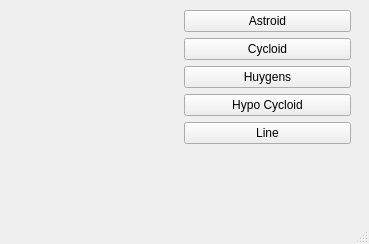
Above: mainwindow.ui from crisalgi/QtCurvesCPP before the change. Below: the same form after it.
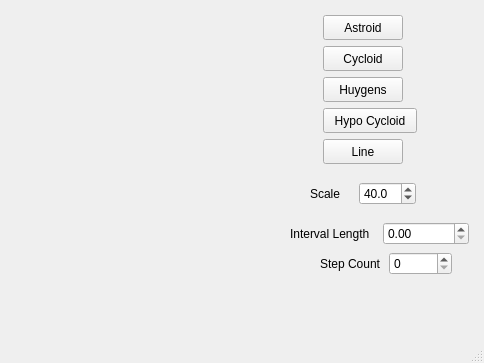
That is the form after the change. Custom widgets are drawn as their Qt base class.

Commit message: new control buttons

Diff of the .ui file:
```diff
--- a/mainwindow.ui
+++ b/mainwindow.ui
@@ -6,78 +6,182 @@
    <rect>
     <x>0</x>
     <y>0</y>
-    <width>369</width>
-    <height>244</height>
+    <width>484</width>
+    <height>363</height>
    </rect>
   </property>
+  <property name="sizePolicy">
+   <sizepolicy hsizetype="Preferred" vsizetype="Preferred">
+    <horstretch>0</horstretch>
+    <verstretch>0</verstretch>
+   </sizepolicy>
+  </property>
   <property name="windowTitle">
    <string>Curves</string>
   </property>
   <widget class="QWidget" name="centralwidget">
-   <widget class="QWidget" name="">
+   <widget class="RenderArea" name="renderArea" native="true">
     <property name="geometry">
      <rect>
-      <x>10</x>
-      <y>10</y>
-      <width>341</width>
-      <height>211</height>
+      <x>11</x>
+      <y>11</y>
+      <width>231</width>
+      <height>221</height>
      </rect>
     </property>
-    <layout class="QGridLayout" name="gridLayout">
-     <item row="0" column="0">
-      <widget class="RenderArea" name="renderArea" native="true"/>
-     </item>
-     <item row="0" column="1">
-      <layout class="QVBoxLayout" name="verticalLayout">
-       <item>
+   </widget>
         <widget class="QPushButton" name="btnAstroid">
+    <property name="geometry">
+     <rect>
+      <x>323</x>
+      <y>15</y>
+      <width>80</width>
+      <height>25</height>
+     </rect>
+    </property>
          <property name="text">
           <string>Astroid</string>
          </property>
         </widget>
-       </item>
-       <item>
         <widget class="QPushButton" name="btnCycloid">
+    <property name="geometry">
+     <rect>
+      <x>323</x>
+      <y>46</y>
+      <width>80</width>
+      <height>25</height>
+     </rect>
+    </property>
          <property name="text">
           <string>Cycloid</string>
          </property>
         </widget>
-       </item>
-       <item>
         <widget class="QPushButton" name="btnHuygens">
+    <property name="geometry">
+     <rect>
+      <x>323</x>
+      <y>77</y>
+      <width>80</width>
+      <height>25</height>
+     </rect>
+    </property>
          <property name="text">
           <string>Huygens</string>
          </property>
         </widget>
-       </item>
-       <item>
         <widget class="QPushButton" name="btnHypoCycloid">
+    <property name="geometry">
+     <rect>
+      <x>323</x>
+      <y>108</y>
+      <width>94</width>
+      <height>25</height>
+     </rect>
+    </property>
          <property name="text">
           <string>Hypo Cycloid</string>
          </property>
         </widget>
-       </item>
-       <item>
         <widget class="QPushButton" name="btnLine">
+    <property name="geometry">
+     <rect>
+      <x>323</x>
+      <y>139</y>
+      <width>80</width>
+      <height>25</height>
+     </rect>
+    </property>
          <property name="text">
           <string>Line</string>
          </property>
         </widget>
+   <widget class="QWidget" name="">
+    <property name="geometry">
+     <rect>
+      <x>310</x>
+      <y>180</y>
+      <width>106</width>
+      <height>28</height>
+     </rect>
+    </property>
+    <layout class="QHBoxLayout" name="horizontalLayout">
+     <item>
+      <widget class="QLabel" name="label">
+       <property name="text">
+        <string>Scale</string>
+       </property>
+      </widget>
        </item>
        <item>
-        <spacer name="verticalSpacer">
-         <property name="orientation">
-          <enum>Qt::Vertical</enum>
-         </property>
-         <property name="sizeHint" stdset="0">
-          <size>
-           <width>20</width>
-           <height>40</height>
-          </size>
-         </property>
-        </spacer>
-       </item>
-      </layout>
+      <widget class="QDoubleSpinBox" name="spinScale">
+       <property name="decimals">
+        <number>1</number>
+       </property>
+       <property name="singleStep">
+        <double>0.100000000000000</double>
+       </property>
+       <property name="value">
+        <double>40.000000000000000</double>
+       </property>
+      </widget>
+     </item>
+    </layout>
+   </widget>
+   <widget class="QWidget" name="">
+    <property name="geometry">
+     <rect>
+      <x>290</x>
+      <y>220</y>
+      <width>179</width>
+      <height>28</height>
+     </rect>
+    </property>
+    <layout class="QHBoxLayout" name="horizontalLayout_2">
+     <item>
+      <widget class="QLabel" name="label_2">
+       <property name="text">
+        <string>Interval Length</string>
+       </property>
+      </widget>
+     </item>
+     <item>
+      <widget class="QDoubleSpinBox" name="spinInterval">
+       <property name="maximum">
+        <double>100.000000000000000</double>
+       </property>
+       <property name="singleStep">
+        <double>0.100000000000000</double>
+       </property>
+      </widget>
+     </item>
+    </layout>
+   </widget>
+   <widget class="QWidget" name="">
+    <property name="geometry">
+     <rect>
+      <x>320</x>
+      <y>250</y>
+      <width>132</width>
+      <height>28</height>
+     </rect>
+    </property>
+    <layout class="QHBoxLayout" name="horizontalLayout_3">
+     <item>
+      <widget class="QLabel" name="label_3">
+       <property name="text">
+        <string>Step Count</string>
+       </property>
+      </widget>
+     </item>
+     <item>
+      <widget class="QSpinBox" name="spinCount">
+       <property name="maximum">
+        <number>512</number>
+       </property>
+       <property name="singleStep">
+        <number>8</number>
+       </property>
+      </widget>
      </item>
     </layout>
    </widget>
```
Lines whose indentation alone changed are shown as unchanged. The commit also changes 5 other files.
